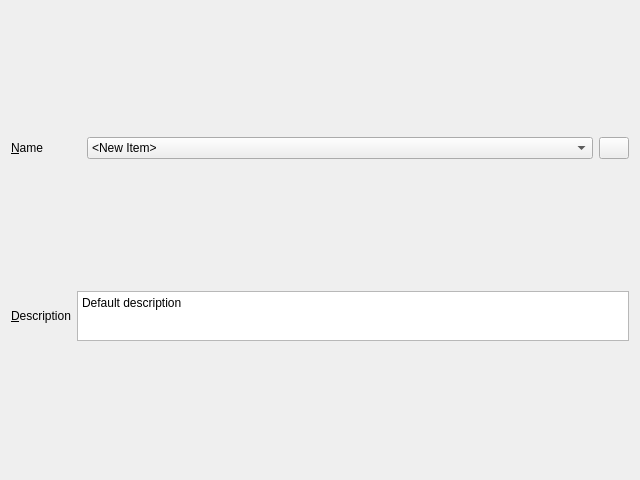
The window that app/src/tools/core/tabs/CollectionToolWidget.ui (dysonltd-zz/gts) describes before a commit, drawn with Qt 5.
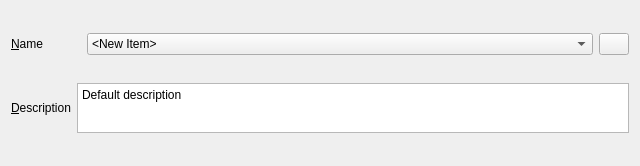
The same window after the commit. Icons and pictures are not drawn.

Commit message: Fixed missing subtool combo box bug

Patch:
```diff
--- a/app/src/tools/core/tabs/CollectionToolWidget.ui
+++ b/app/src/tools/core/tabs/CollectionToolWidget.ui
@@ -7,7 +7,7 @@
     <x>0</x>
     <y>0</y>
     <width>640</width>
-    <height>480</height>
+    <height>166</height>
    </rect>
   </property>
   <property name="windowTitle">
```
Left out of the diff: 8 changed lines with no effect on the pictures. The commit also changes 1 other file.
